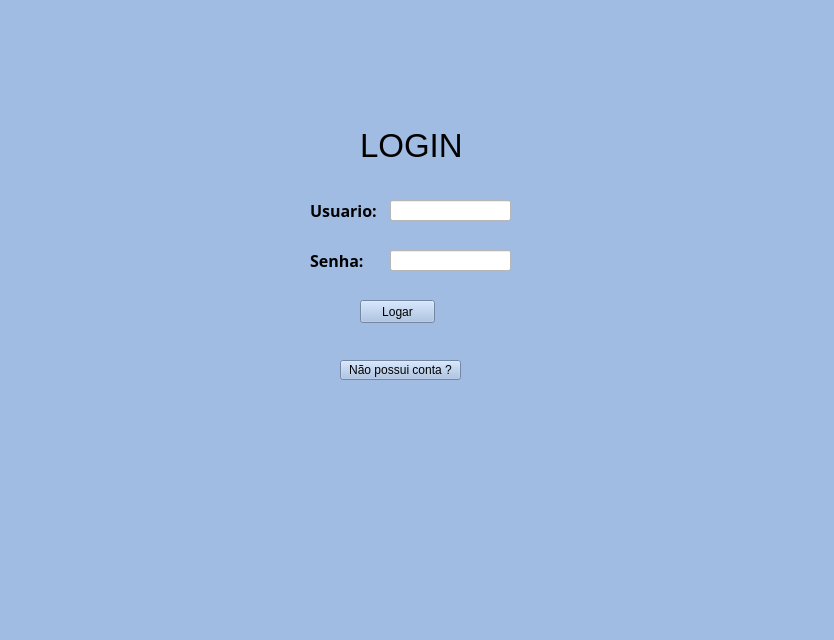
Above: SYSTEM CONTROL/user.ui from victorkok/OPE-Oficina-Mecanica before the change. Below: the same form after it.
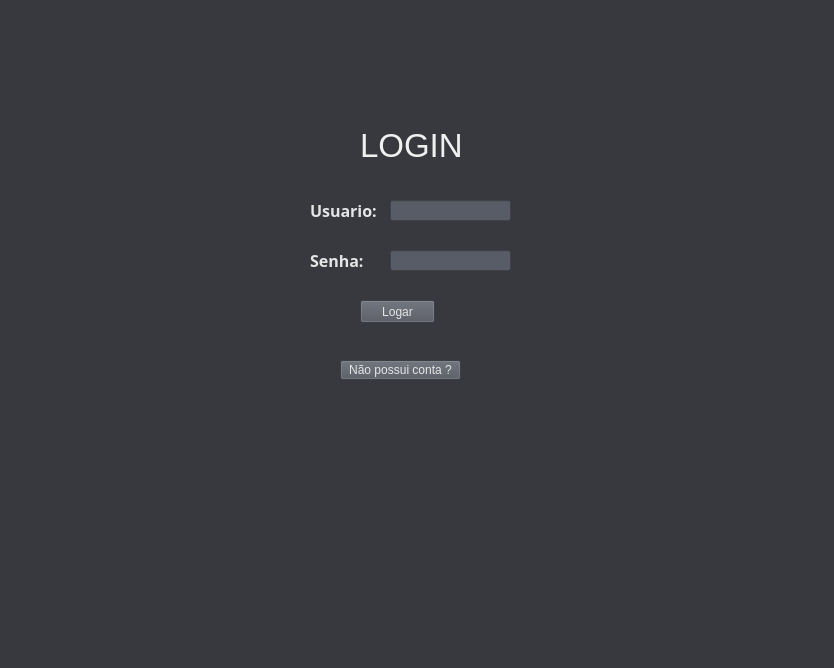
That is the form after the change.

Diff of the .ui file:
```diff
--- a/SYSTEM CONTROL/user.ui
+++ b/SYSTEM CONTROL/user.ui
@@ -7,14 +7,15 @@
     <x>0</x>
     <y>0</y>
     <width>834</width>
-    <height>640</height>
+    <height>668</height>
    </rect>
   </property>
   <property name="windowTitle">
    <string>MainWindow</string>
   </property>
   <property name="styleSheet">
-   <string notr="true">background-color: rgb(161, 188, 227);</string>
+   <string notr="true">background-color : rgb(55, 57, 63);
+color: rgb(229, 229, 229);</string>
   </property>
   <widget class="QWidget" name="centralwidget">
    <widget class="QLabel" name="label">
@@ -31,6 +32,9 @@
       <pointsize>25</pointsize>
      </font>
     </property>
+    <property name="styleSheet">
+     <string notr="true">color: rgb(240, 240, 240);</string>
+    </property>
     <property name="text">
      <string>LOGIN</string>
     </property>
@@ -63,7 +67,7 @@
      <bool>false</bool>
     </property>
     <property name="styleSheet">
-     <string notr="true">color: rgb(0, 0, 0);
+     <string notr="true">color: rgb(229, 229, 229);
 </string>
     </property>
     <property name="text">
@@ -101,8 +105,7 @@
      <bool>false</bool>
     </property>
     <property name="styleSheet">
-     <string notr="true">color: rgb(0, 0, 0);
-</string>
+     <string notr="true">color: rgb(229, 229, 229);</string>
     </property>
     <property name="text">
      <string>Senha:</string>
@@ -121,7 +124,7 @@
      </rect>
     </property>
     <property name="styleSheet">
-     <string notr="true">background-color: rgb(255, 255, 255);</string>
+     <string notr="true">background-color: rgb(88, 92, 102);</string>
     </property>
    </widget>
    <widget class="QLineEdit" name="senha">
@@ -134,7 +137,7 @@
      </rect>
     </property>
     <property name="styleSheet">
-     <string notr="true">background-color: rgb(255, 255, 255);</string>
+     <string notr="true">background-color: rgb(88, 92, 102);</string>
     </property>
     <property name="echoMode">
      <enum>QLineEdit::Password</enum>
@@ -149,6 +152,9 @@
       <height>23</height>
      </rect>
     </property>
+    <property name="styleSheet">
+     <string notr="true">background-color: rgb(81, 85, 94);</string>
+    </property>
     <property name="text">
      <string>Logar</string>
     </property>
@@ -162,6 +168,9 @@
       <height>20</height>
      </rect>
     </property>
+    <property name="styleSheet">
+     <string notr="true">background-color: rgb(81, 85, 94);</string>
+    </property>
     <property name="text">
      <string>Não possui conta ?</string>
     </property>
```
